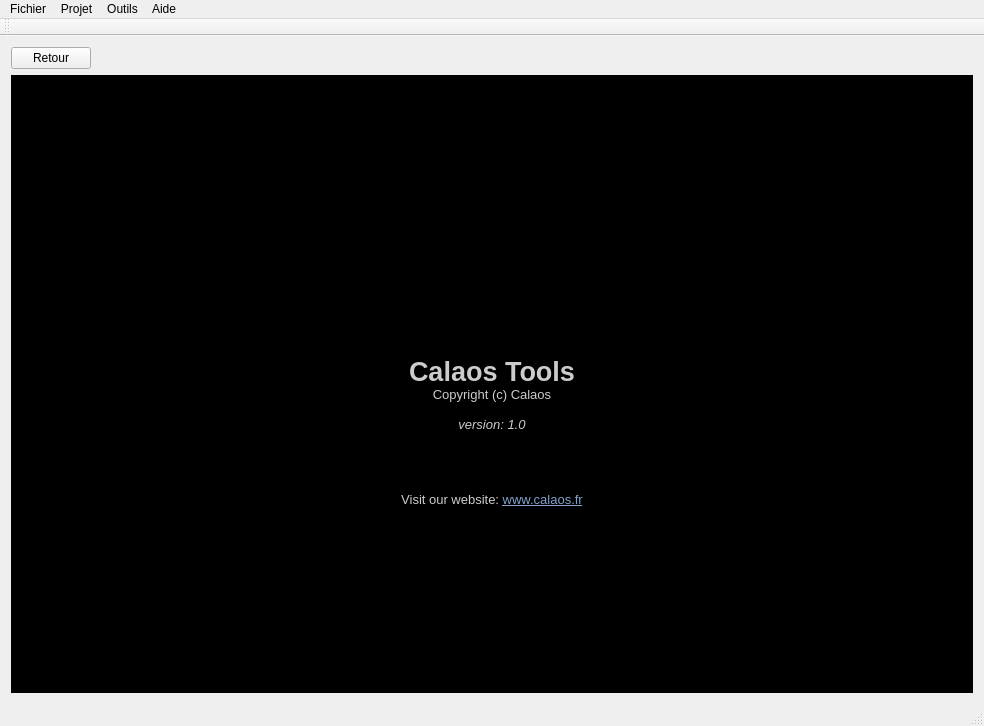
Above: data/mainwindow.ui from calaos/calaos_installer before the change. Below: the same form after it.
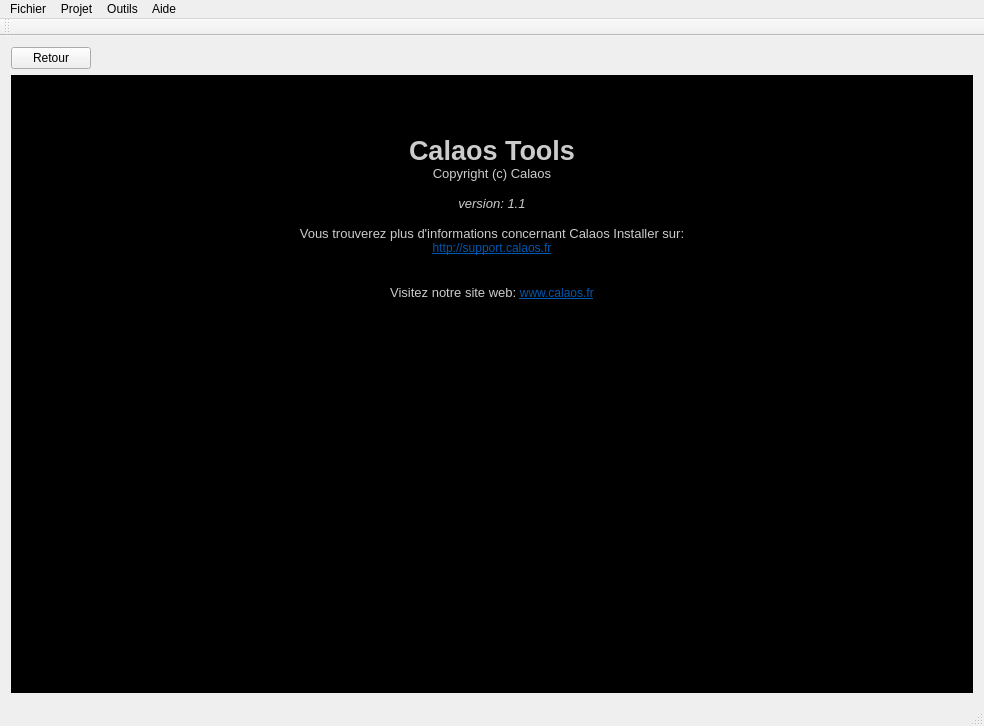
That is the form after the change. The open tabs and pages were chosen to show the change. Icons and pictures are not drawn. Custom widgets are drawn as their Qt base class.

Commit message: - Add buttons to move up/down Conditions/Actions - Ask to convert rules when converting WIDigitalTriple <-> WIDigitialBP

What changed in the file:
```diff
--- a/data/mainwindow.ui
+++ b/data/mainwindow.ui
@@ -119,35 +119,24 @@
               <string>&lt;!DOCTYPE HTML PUBLIC &quot;-//W3C//DTD HTML 4.0//EN&quot; &quot;http://www.w3.org/TR/REC-html40/strict.dtd&quot;&gt;
 &lt;html&gt;&lt;head&gt;&lt;meta name=&quot;qrichtext&quot; content=&quot;1&quot; /&gt;&lt;style type=&quot;text/css&quot;&gt;
 p, li { white-space: pre-wrap; }
-&lt;/style&gt;&lt;/head&gt;&lt;body style=&quot; font-family:'Sans Serif'; font-size:11pt; font-weight:400; font-style:normal;&quot;&gt;
+&lt;/style&gt;&lt;/head&gt;&lt;body style=&quot; font-family:'Sans Serif'; font-size:9pt; font-weight:400; font-style:normal;&quot;&gt;
 &lt;table border=&quot;0&quot; style=&quot;-qt-table-type: root; margin-top:4px; margin-bottom:4px; margin-left:4px; margin-right:4px;&quot;&gt;
 &lt;tr&gt;
 &lt;td style=&quot;border: none;&quot;&gt;
 &lt;p style=&quot;-qt-paragraph-type:empty; margin-top:0px; margin-bottom:0px; margin-left:0px; margin-right:0px; -qt-block-indent:0; text-indent:0px;&quot;&gt;&lt;/p&gt;
-&lt;p style=&quot;-qt-paragraph-type:empty; margin-top:0px; margin-bottom:0px; margin-left:0px; margin-right:0px; -qt-block-indent:0; text-indent:0px;&quot;&gt;&lt;/p&gt;
-&lt;p style=&quot;-qt-paragraph-type:empty; margin-top:0px; margin-bottom:0px; margin-left:0px; margin-right:0px; -qt-block-indent:0; text-indent:0px;&quot;&gt;&lt;/p&gt;
-&lt;p style=&quot;-qt-paragraph-type:empty; margin-top:0px; margin-bottom:0px; margin-left:0px; margin-right:0px; -qt-block-indent:0; text-indent:0px;&quot;&gt;&lt;/p&gt;
-&lt;p style=&quot;-qt-paragraph-type:empty; margin-top:0px; margin-bottom:0px; margin-left:0px; margin-right:0px; -qt-block-indent:0; text-indent:0px;&quot;&gt;&lt;/p&gt;
-&lt;p style=&quot;-qt-paragraph-type:empty; margin-top:0px; margin-bottom:0px; margin-left:0px; margin-right:0px; -qt-block-indent:0; text-indent:0px;&quot;&gt;&lt;/p&gt;
-&lt;p style=&quot;-qt-paragraph-type:empty; margin-top:0px; margin-bottom:0px; margin-left:0px; margin-right:0px; -qt-block-indent:0; text-indent:0px; font-size:10pt;&quot;&gt;&lt;/p&gt;
-&lt;p style=&quot;-qt-paragraph-type:empty; margin-top:0px; margin-bottom:0px; margin-left:0px; margin-right:0px; -qt-block-indent:0; text-indent:0px; font-size:10pt;&quot;&gt;&lt;/p&gt;
-&lt;p style=&quot;-qt-paragraph-type:empty; margin-top:0px; margin-bottom:0px; margin-left:0px; margin-right:0px; -qt-block-indent:0; text-indent:0px; font-size:10pt;&quot;&gt;&lt;/p&gt;
-&lt;p style=&quot;-qt-paragraph-type:empty; margin-top:0px; margin-bottom:0px; margin-left:0px; margin-right:0px; -qt-block-indent:0; text-indent:0px; font-size:10pt;&quot;&gt;&lt;/p&gt;
-&lt;p align=&quot;center&quot; style=&quot;-qt-paragraph-type:empty; margin-top:0px; margin-bottom:0px; margin-left:0px; margin-right:0px; -qt-block-indent:0; text-indent:0px; font-family:'DejaVu Sans'; font-size:10pt;&quot;&gt;&lt;/p&gt;
-&lt;p align=&quot;center&quot; style=&quot;-qt-paragraph-type:empty; margin-top:0px; margin-bottom:0px; margin-left:0px; margin-right:0px; -qt-block-indent:0; text-indent:0px; font-size:12pt; font-weight:600; color:#cccccc;&quot;&gt;&lt;/p&gt;
-&lt;p align=&quot;center&quot; style=&quot;-qt-paragraph-type:empty; margin-top:0px; margin-bottom:0px; margin-left:0px; margin-right:0px; -qt-block-indent:0; text-indent:0px; font-size:12pt; font-weight:600; color:#cccccc;&quot;&gt;&lt;/p&gt;
-&lt;p align=&quot;center&quot; style=&quot;-qt-paragraph-type:empty; margin-top:0px; margin-bottom:0px; margin-left:0px; margin-right:0px; -qt-block-indent:0; text-indent:0px; font-size:12pt; font-weight:600; color:#cccccc;&quot;&gt;&lt;/p&gt;
-&lt;p align=&quot;center&quot; style=&quot;-qt-paragraph-type:empty; margin-top:0px; margin-bottom:0px; margin-left:0px; margin-right:0px; -qt-block-indent:0; text-indent:0px; font-size:12pt; font-weight:600; color:#cccccc;&quot;&gt;&lt;/p&gt;
+&lt;p align=&quot;center&quot; style=&quot;-qt-paragraph-type:empty; margin-top:0px; margin-bottom:0px; margin-left:0px; margin-right:0px; -qt-block-indent:0; text-indent:0px;&quot;&gt;&lt;/p&gt;
+&lt;p align=&quot;center&quot; style=&quot;-qt-paragraph-type:empty; margin-top:0px; margin-bottom:0px; margin-left:0px; margin-right:0px; -qt-block-indent:0; text-indent:0px;&quot;&gt;&lt;/p&gt;
 &lt;p align=&quot;center&quot; style=&quot; margin-top:0px; margin-bottom:0px; margin-left:0px; margin-right:0px; -qt-block-indent:0; text-indent:0px;&quot;&gt;&lt;span style=&quot; font-size:20pt; font-weight:600; color:#cccccc;&quot;&gt;Calaos Tools&lt;/span&gt;&lt;/p&gt;
 &lt;p align=&quot;center&quot; style=&quot; margin-top:0px; margin-bottom:0px; margin-left:0px; margin-right:0px; -qt-block-indent:0; text-indent:0px;&quot;&gt;&lt;span style=&quot; font-size:10pt; color:#cccccc;&quot;&gt;Copyright (c) Calaos&lt;/span&gt;&lt;/p&gt;
 &lt;p align=&quot;center&quot; style=&quot;-qt-paragraph-type:empty; margin-top:0px; margin-bottom:0px; margin-left:0px; margin-right:0px; -qt-block-indent:0; text-indent:0px; font-size:10pt; color:#cccccc;&quot;&gt;&lt;/p&gt;
-&lt;p align=&quot;center&quot; style=&quot; margin-top:0px; margin-bottom:0px; margin-left:0px; margin-right:0px; -qt-block-indent:0; text-indent:0px;&quot;&gt;&lt;span style=&quot; font-size:10pt; font-style:italic; color:#cccccc;&quot;&gt;version: 1.0&lt;/span&gt;&lt;/p&gt;
+&lt;p align=&quot;center&quot; style=&quot; margin-top:0px; margin-bottom:0px; margin-left:0px; margin-right:0px; -qt-block-indent:0; text-indent:0px;&quot;&gt;&lt;span style=&quot; font-size:10pt; font-style:italic; color:#cccccc;&quot;&gt;version: 1.1&lt;/span&gt;&lt;/p&gt;
 &lt;p align=&quot;center&quot; style=&quot;-qt-paragraph-type:empty; margin-top:0px; margin-bottom:0px; margin-left:0px; margin-right:0px; -qt-block-indent:0; text-indent:0px; font-size:10pt; font-style:italic; color:#cccccc;&quot;&gt;&lt;/p&gt;
+&lt;p align=&quot;center&quot; style=&quot; margin-top:0px; margin-bottom:0px; margin-left:0px; margin-right:0px; -qt-block-indent:0; text-indent:0px;&quot;&gt;&lt;span style=&quot; font-size:10pt; color:#cccccc;&quot;&gt;Vous trouverez plus d'informations concernant Calaos Installer sur:&lt;/span&gt;&lt;/p&gt;
+&lt;p align=&quot;center&quot; style=&quot; margin-top:0px; margin-bottom:0px; margin-left:0px; margin-right:0px; -qt-block-indent:0; text-indent:0px;&quot;&gt;&lt;a href=&quot;http://support.calaos.fr&quot;&gt;&lt;span style=&quot; text-decoration: underline; color:#0057ae;&quot;&gt;http://support.calaos.fr&lt;/span&gt;&lt;/a&gt;&lt;/p&gt;
 &lt;p align=&quot;center&quot; style=&quot;-qt-paragraph-type:empty; margin-top:0px; margin-bottom:0px; margin-left:0px; margin-right:0px; -qt-block-indent:0; text-indent:0px; font-size:10pt; color:#cccccc;&quot;&gt;&lt;/p&gt;
 &lt;p align=&quot;center&quot; style=&quot;-qt-paragraph-type:empty; margin-top:0px; margin-bottom:0px; margin-left:0px; margin-right:0px; -qt-block-indent:0; text-indent:0px; font-size:10pt; color:#cccccc;&quot;&gt;&lt;/p&gt;
-&lt;p align=&quot;center&quot; style=&quot;-qt-paragraph-type:empty; margin-top:0px; margin-bottom:0px; margin-left:0px; margin-right:0px; -qt-block-indent:0; text-indent:0px; font-size:10pt; color:#cccccc;&quot;&gt;&lt;/p&gt;
-&lt;p align=&quot;center&quot; style=&quot; margin-top:0px; margin-bottom:0px; margin-left:0px; margin-right:0px; -qt-block-indent:0; text-indent:0px;&quot;&gt;&lt;span style=&quot; font-size:10pt; color:#cccccc;&quot;&gt;Visit our website: &lt;/span&gt;&lt;a href=&quot;http://www.calaos.fr&quot;&gt;&lt;span style=&quot; font-size:10pt; text-decoration: underline; color:#80a2cc;&quot;&gt;www.calaos.fr&lt;/span&gt;&lt;/a&gt;&lt;/p&gt;
-&lt;p align=&quot;center&quot; style=&quot;-qt-paragraph-type:empty; margin-top:0px; margin-bottom:0px; margin-left:0px; margin-right:0px; -qt-block-indent:0; text-indent:0px; font-size:9pt; text-decoration: underline; color:#0000ee;&quot;&gt;&lt;/p&gt;
+&lt;p align=&quot;center&quot; style=&quot; margin-top:0px; margin-bottom:0px; margin-left:0px; margin-right:0px; -qt-block-indent:0; text-indent:0px;&quot;&gt;&lt;span style=&quot; font-size:10pt; color:#cccccc;&quot;&gt;Visitez notre site web: &lt;/span&gt;&lt;a href=&quot;http://www.calaos.fr&quot;&gt;&lt;span style=&quot; text-decoration: underline; color:#0057ae;&quot;&gt;www.calaos.fr&lt;/span&gt;&lt;/a&gt;&lt;/p&gt;
+&lt;p align=&quot;center&quot; style=&quot;-qt-paragraph-type:empty; margin-top:0px; margin-bottom:0px; margin-left:0px; margin-right:0px; -qt-block-indent:0; text-indent:0px; text-decoration: underline; color:#0000ee;&quot;&gt;&lt;/p&gt;
 &lt;p align=&quot;center&quot; style=&quot; margin-top:0px; margin-bottom:0px; margin-left:0px; margin-right:0px; -qt-block-indent:0; text-indent:0px;&quot;&gt;&lt;img src=&quot;:/img/calaos.png&quot; /&gt;&lt;/p&gt;&lt;/td&gt;&lt;/tr&gt;&lt;/table&gt;&lt;/body&gt;&lt;/html&gt;</string>
              </property>
             </widget>
```
Left out of the diff: 2 changed lines with no effect on the pictures. The commit also changes 6 other files.
